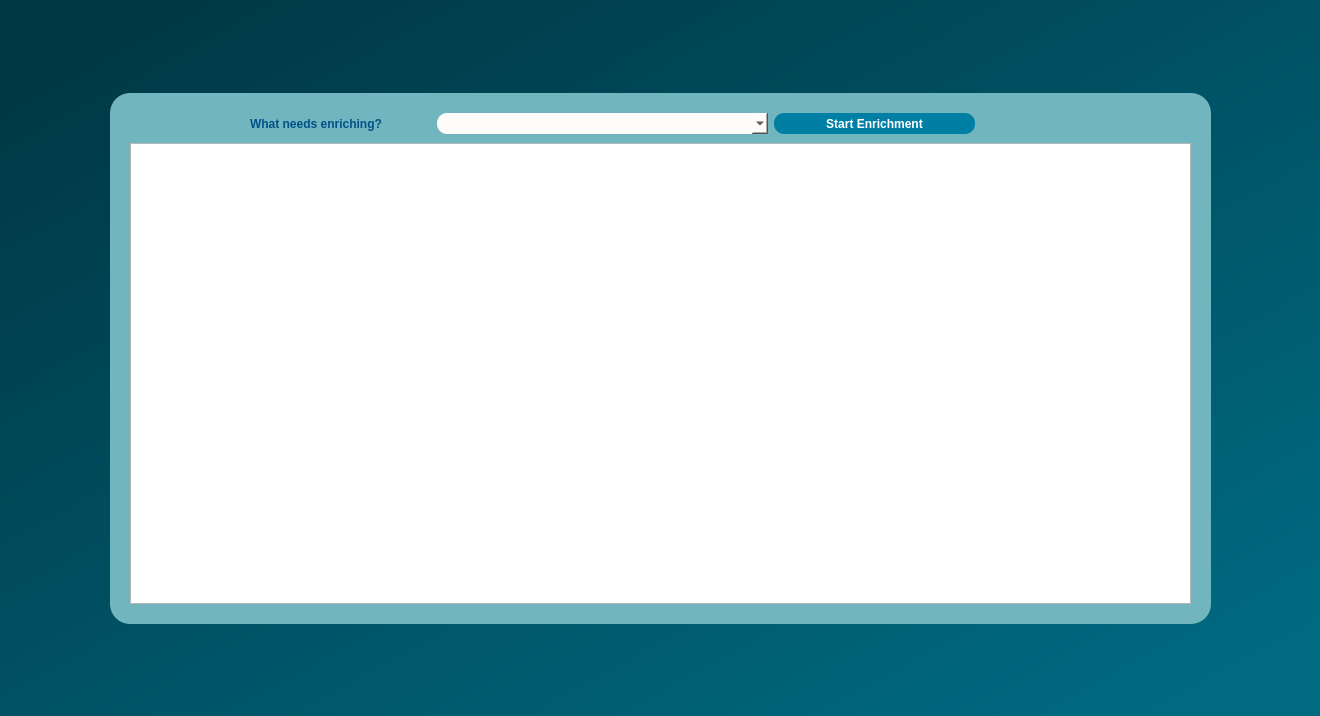
First picture: the form in Enrichment.ui, repository Cprudhomme/SpaLOD_qgis_plugin, before the edit.
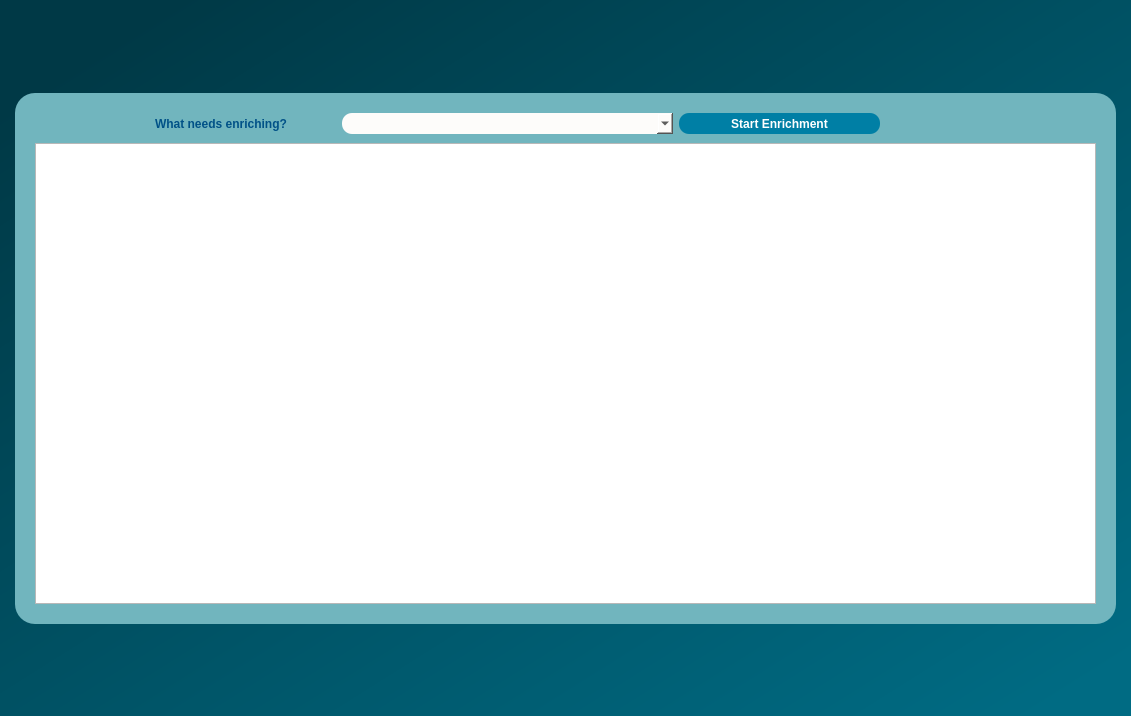
Second picture: the form after the edit.

Diff of the .ui file:
```diff
--- a/Enrichment.ui
+++ b/Enrichment.ui
@@ -6,7 +6,7 @@
    <rect>
     <x>0</x>
     <y>0</y>
-    <width>1320</width>
+    <width>1131</width>
     <height>716</height>
    </rect>
   </property>
```
Left out of the diff: 2 changed lines with no effect on the pictures.
